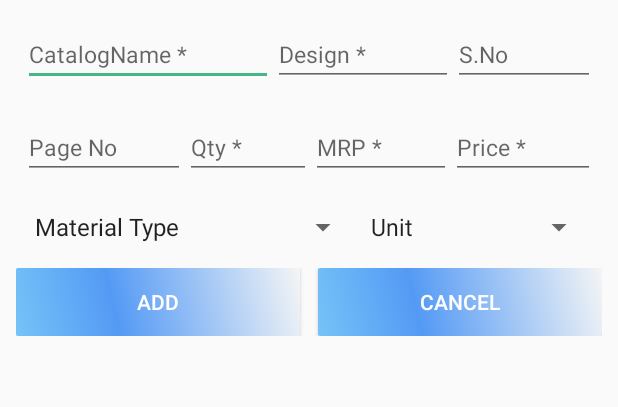
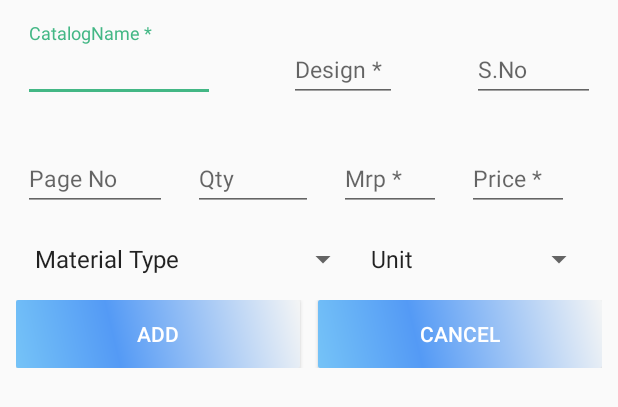
Before and after one commit to shyamrir12/DOTAPP, an Android app: the layout add_dailog_layout.xml on its own in the app's theme, with its tools: preview values and no code run, on a phone screen of 412 x 824 dp. Shown: the top 407 px of the screen. Run offline under Robolectric (Android 15) with nearby library versions, the phone set to English and light mode, and no system bars.

Commit message:
hint textinput type included

```diff
--- a/app/src/main/java/com/example/awizom/dotapp/Fragments/HandOverTelorList.java
+++ b/app/src/main/java/com/example/awizom/dotapp/Fragments/HandOverTelorList.java
@@ -167,7 +167,7 @@ public class HandOverTelorList extends Fragment {
 
         Document doc = new Document();
 
-        PdfPTable table = new PdfPTable(new float[]{2, 1, 2, 2, 1, 1, 2});
+        PdfPTable table = new PdfPTable(new float[]{2, 2, 2, 2, 2, 2, 2});
         table.getDefaultCell().
 
                 setHorizontalAlignment(Element.ALIGN_CENTER);
--- a/app/src/main/java/com/example/awizom/dotapp/Fragments/ReceivedTelorlist.java
+++ b/app/src/main/java/com/example/awizom/dotapp/Fragments/ReceivedTelorlist.java
@@ -106,7 +106,6 @@ public class ReceivedTelorlist extends Fragment {
         lv1 = view.findViewById(R.id.rcyclr);
         lv1.setHasFixedSize(true);
         lv1.setLayoutManager(new LinearLayoutManager(getActivity()));
-
         telornam = view.findViewById(R.id.telorname);
 
 
@@ -185,7 +184,7 @@ public class ReceivedTelorlist extends Fragment {
 
         Document doc = new Document();
 
-        PdfPTable table = new PdfPTable(new float[]{2, 1, 2, 2, 1, 2});
+        PdfPTable table = new PdfPTable(new float[]{2, 2, 2, 2, 2, 2});
         table.getDefaultCell().
 
                 setHorizontalAlignment(Element.ALIGN_CENTER);
@@ -203,10 +202,9 @@ public class ReceivedTelorlist extends Fragment {
                 int j = 0;
                 j < cells.length; j++)
 
-        {
+      {
             cells[j].setBackgroundColor(BaseColor.GRAY);
         }
-
 
         for (
                 int i = 0;
--- a/app/src/main/res/layout/add_dailog_layout.xml
+++ b/app/src/main/res/layout/add_dailog_layout.xml
@@ -16,33 +16,54 @@
             android:layout_height="match_parent"
             android:layout_margin="10dp">
 
+            <android.support.design.widget.TextInputLayout
+                android:id="@+id/input_layout_catlogName"
+                android:layout_width="wrap_content"
+                android:layout_height="match_parent"
+                android:layout_weight="1"
+                android:hint="CatalogName *">
             <AutoCompleteTextView
                 android:id="@+id/catlogName"
                 android:layout_width="wrap_content"
                 android:layout_height="wrap_content"
                 android:layout_weight="1"
-                android:hint="CatalogName *"
+                android:hint="                              "
                 android:textSize="15sp"
                 android:inputType="text" />
+            </android.support.design.widget.TextInputLayout>
 
+            <android.support.design.widget.TextInputLayout
+                android:id="@+id/input_layout_design"
+                android:layout_width="wrap_content"
+                android:layout_height="match_parent"
+                android:layout_weight="1"
+                android:hint="Design *">
             <AutoCompleteTextView
                 android:id="@+id/design"
                 android:layout_width="wrap_content"
                 android:layout_height="wrap_content"
                 android:layout_weight="1"
-                android:hint="Design *"
+                android:hint="                "
                 android:textSize="15sp"
                 android:inputType="text" />
+            </android.support.design.widget.TextInputLayout>
 
-            <EditText
-                android:id="@+id/sNo"
+            <android.support.design.widget.TextInputLayout
+                android:id="@+id/input_layout_sno"
                 android:layout_width="wrap_content"
-                android:layout_height="wrap_content"
+                android:layout_height="match_parent"
                 android:layout_weight="1"
-                android:hint="S.No"
-                android:textSize="15sp"
-                android:inputType="number" />
+                android:hint="S.No">
 
+                <EditText
+                    android:id="@+id/sNo"
+                    android:layout_width="match_parent"
+                    android:layout_height="wrap_content"
+                    android:layout_weight="1"
+                    android:hint="      "
+                    android:inputType="number"
+                    android:textSize="15sp" />
+            </android.support.design.widget.TextInputLayout>
 
         </LinearLayout>
 
@@ -52,24 +73,38 @@
             android:layout_height="match_parent"
             android:layout_below="@+id/lenear1"
             android:layout_margin="10dp">
-
+            <android.support.design.widget.TextInputLayout
+                android:id="@+id/input_layout_pageNo."
+                android:layout_width="wrap_content"
+                android:layout_height="wrap_content"
+                android:hint="Page No"
+                android:layout_weight="1">
             <EditText
                 android:id="@+id/pageNo"
                 android:layout_width="wrap_content"
                 android:layout_height="wrap_content"
                 android:layout_weight="1"
-                android:hint="Page No"
+                android:hint="                      "
                 android:textSize="15sp"
                 android:inputType="number" />
+            </android.support.design.widget.TextInputLayout>
 
+
+            <android.support.design.widget.TextInputLayout
+                android:id="@+id/input_layout_Qty"
+                android:layout_width="wrap_content"
+                android:layout_height="wrap_content"
+                android:hint="Qty"
+                android:layout_weight="1">
             <EditText
                 android:id="@+id/qTy"
                 android:layout_width="wrap_content"
                 android:layout_height="wrap_content"
                 android:layout_weight="1"
-                android:hint="Qty *"
+                android:hint="                  "
                 android:textSize="15sp"
                 android:inputType="number" />
+            </android.support.design.widget.TextInputLayout>
 
             <EditText
                 android:id="@+id/aQty"
@@ -80,24 +115,36 @@
                 android:textSize="15sp"
                 android:visibility="gone"
                 android:inputType="number" />
-
+            <android.support.design.widget.TextInputLayout
+                android:id="@+id/input_layout_price"
+                android:layout_width="wrap_content"
+                android:layout_height="wrap_content"
+                android:hint="Mrp *"
+                android:layout_weight="1">
             <EditText
                 android:id="@+id/price"
                 android:layout_width="wrap_content"
                 android:layout_height="wrap_content"
                 android:layout_weight="1"
-                android:hint="MRP *"
+                android:hint="               "
                 android:textSize="15sp"
                 android:inputType="number" />
-
+            </android.support.design.widget.TextInputLayout>
+            <android.support.design.widget.TextInputLayout
+                android:id="@+id/input_layout_price2"
+                android:layout_width="wrap_content"
+                android:layout_height="wrap_content"
+                android:hint="Price *"
+                android:layout_weight="1">
             <EditText
                 android:id="@+id/price2"
                 android:layout_width="wrap_content"
                 android:layout_height="wrap_content"
                 android:layout_weight="1"
-                android:hint="Price *"
+                android:hint="               "
                 android:textSize="15sp"
                 android:inputType="number" />
+            </android.support.design.widget.TextInputLayout>
         </LinearLayout>
 
         <LinearLayout
--- a/app/src/main/res/layout/customer_list_fragment.xml
+++ b/app/src/main/res/layout/customer_list_fragment.xml
@@ -2,6 +2,7 @@
 <android.support.constraint.ConstraintLayout xmlns:android="http://schemas.android.com/apk/res/android"
     android:layout_width="match_parent"
     android:layout_height="match_parent"
+    xmlns:app="http://schemas.android.com/apk/res-auto"
     android:background="@color/half_white">
 
     <RelativeLayout
@@ -11,7 +12,10 @@
         <android.support.v7.widget.CardView
             android:layout_width="match_parent"
             android:layout_height="wrap_content"
-            android:layout_margin="15dp">
+            android:layout_margin="10dp"
+            app:cardCornerRadius="8dp"
+            app:cardElevation="10dp"
+            >
 
             <RelativeLayout
                 android:layout_width="match_parent"
```
Also changed, not shown: app/src/main/res/layout/login_layout.xml (+20 -4 lines), app/src/main/res/layout/received_telor_list.xml (+9 -2 lines), app/src/main/res/layout/registraion_layout.xml (+37 -5 lines).
